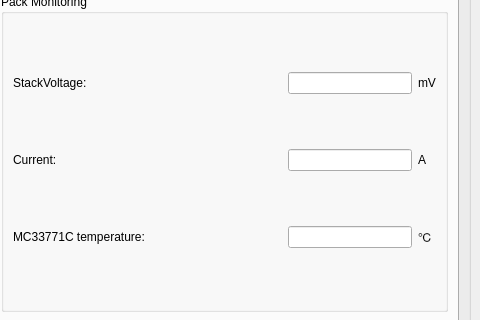
This is UI/BMS_GUI.ui in Zyuangeorge/Third_year_project as Qt 5 draws it before an edit; both pictures show x 262 to 742 and y 98 to 418 of the 742 by 785 pixel window. The edited form follows.
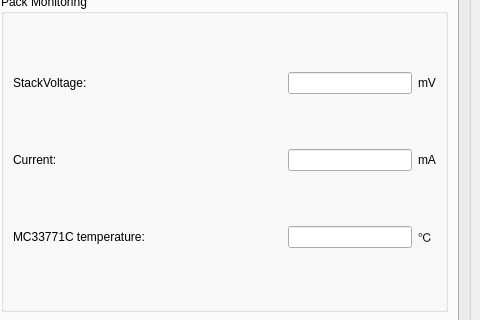
This is the edited form. The open tabs and pages were chosen to show the change.

```diff
--- a/UI/BMS_GUI.ui
+++ b/UI/BMS_GUI.ui
@@ -7,7 +7,7 @@
     <x>0</x>
     <y>0</y>
     <width>742</width>
-    <height>713</height>
+    <height>737</height>
    </rect>
   </property>
   <property name="font">
@@ -715,7 +715,7 @@
               <item row="1" column="7">
                <widget class="QLabel" name="packCurrentUnit">
                 <property name="text">
-                 <string>A</string>
+                 <string>mA</string>
                 </property>
                </widget>
               </item>
```
